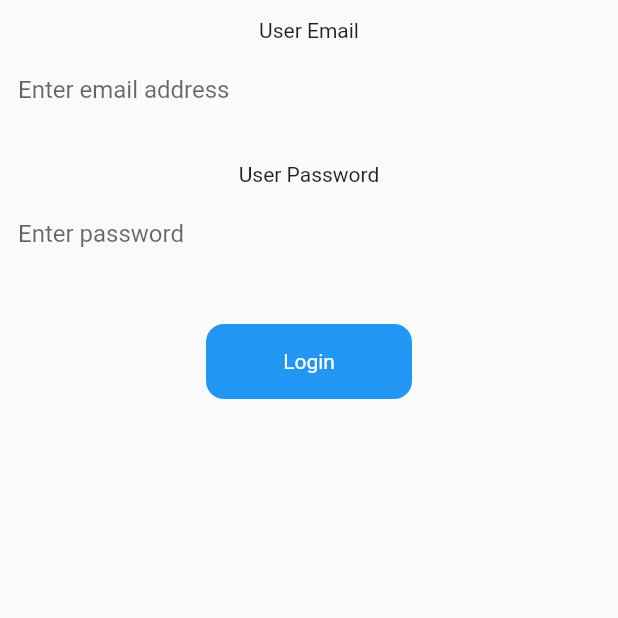
After one commit to yusufrizalh/flutter-rsudpm, a Flutter app: the LoginPage screen opened directly, after a tap on "Login", on a phone screen of 412 x 824 dp, the top half of it. The commit adds this screen. Run offline on Flutter 3.47's test engine with Material 3 defaults, Android fonts, the phone set to English and light mode, and no system bars; our stand-ins replace shared_preferences, smooth_page_indicator; accounts and stored records are empty; network calls fail.

Commit message:
login check

```diff
--- a/lib/main.dart
+++ b/lib/main.dart
@@ -4,6 +4,7 @@ import 'package:simple_flutter/pages/contacts.page.dart';
 import 'package:simple_flutter/pages/drawers/bookmarks.page.dart';
 import 'package:simple_flutter/pages/drawers/files.page.dart';
 import 'package:simple_flutter/pages/drawers/home.page.dart';
+import 'package:simple_flutter/pages/drawers/login.page.dart';
 import 'package:simple_flutter/pages/drawers/shared.page.dart';
 import 'package:simple_flutter/pages/drawers/trash.page.dart';
 import 'package:simple_flutter/pages/gallery.page.dart';
@@ -23,18 +24,18 @@ class MyApp extends StatefulWidget {
 }
 
 MaterialColor myCustomColor = MaterialColor(
-  const Color.fromRGBO(0,0,128, 1).value,
+  const Color.fromRGBO(0, 0, 128, 1).value,
   const <int, Color>{
-    50: Color.fromRGBO(0,0,128, 0.1),
-    100: Color.fromRGBO(0,0,128, 0.2),
-    200: Color.fromRGBO(0,0,128, 0.3),
-    300: Color.fromRGBO(0,0,128, 0.4),
-    400: Color.fromRGBO(0,0,128, 0.5),
-    500: Color.fromRGBO(0,0,128, 0.6),
-    600: Color.fromRGBO(0,0,128, 0.7),
-    700: Color.fromRGBO(0,0,128, 0.8),
-    800: Color.fromRGBO(0,0,128, 0.9),
-    900: Color.fromRGBO(0,0,128, 1),
+    50: Color.fromRGBO(0, 0, 128, 0.1),
+    100: Color.fromRGBO(0, 0, 128, 0.2),
+    200: Color.fromRGBO(0, 0, 128, 0.3),
+    300: Color.fromRGBO(0, 0, 128, 0.4),
+    400: Color.fromRGBO(0, 0, 128, 0.5),
+    500: Color.fromRGBO(0, 0, 128, 0.6),
+    600: Color.fromRGBO(0, 0, 128, 0.7),
+    700: Color.fromRGBO(0, 0, 128, 0.8),
+    800: Color.fromRGBO(0, 0, 128, 0.9),
+    900: Color.fromRGBO(0, 0, 128, 1),
   },
 );
 
@@ -69,6 +70,8 @@ class _FirstClassState extends State<FirstClass> {
     Expanded(child: SharedPage()),
     Expanded(child: BookmarksPage()),
     Expanded(child: TrashPage()),
+    Expanded(child: Text('Register')),
+    Expanded(child: LoginPage()),
   ];
 
   //* drawer menu first time opened
@@ -88,13 +91,13 @@ class _FirstClassState extends State<FirstClass> {
     var myBackground = Color(int.parse("0xff${'cccccc'}"));
     var myTextStyle = const TextStyle(
       color: Colors.white,
-      fontSize: 18,
-      fontWeight: FontWeight.bold,
+      fontSize: 16,
+      fontWeight: FontWeight.w600,
     );
 
     return Scaffold(
       drawer: Drawer(
-        width: MediaQuery.of(context).size.width * 0.95,
+        width: MediaQuery.of(context).size.width * 0.85,
         backgroundColor: myBackground,
         child: ListView(
           padding: const EdgeInsets.all(0),
@@ -195,7 +198,7 @@ class _FirstClassState extends State<FirstClass> {
                   title: const Text('Register'),
                   selected: selectedDrawerIndex == 5,
                   onTap: () {
-                    // redirect to register page
+                    // redirect to trash page
                     onChangeDrawerMenu(5);
                     Navigator.of(context).pop();
                   },
@@ -205,7 +208,7 @@ class _FirstClassState extends State<FirstClass> {
                   title: const Text('Login'),
                   selected: selectedDrawerIndex == 6,
                   onTap: () {
-                    // redirect to login page
+                    // redirect to trash page
                     onChangeDrawerMenu(6);
                     Navigator.of(context).pop();
                   },
--- /dev/null
+++ b/lib/pages/dashboard/dashboard.page.dart
@@ -0,0 +1,28 @@
+import 'package:flutter/material.dart';
+
+class DashboardPage extends StatefulWidget {
+  const DashboardPage({super.key});
+
+  @override
+  State<DashboardPage> createState() => _DashboardPageState();
+}
+
+class _DashboardPageState extends State<DashboardPage> {
+  @override
+  Widget build(BuildContext context) {
+    return Scaffold(
+      appBar: AppBar(
+        title: const Text('Dashboard'),
+        centerTitle: false,
+      ),
+      body: const Center(
+        child: Column(
+          mainAxisAlignment: MainAxisAlignment.center,
+          children: [
+            Text('This is dashboard page.'),
+          ],
+        ),
+      ),
+    );
+  }
+}
--- /dev/null
+++ b/lib/pages/drawers/login.page.dart
@@ -0,0 +1,125 @@
+import 'package:flutter/material.dart';
+import 'package:http/http.dart' as http;
+import 'dart:convert' as converter;
+import 'package:shared_preferences/shared_preferences.dart';
+import 'package:simple_flutter/pages/dashboard/dashboard.page.dart';
+
+class LoginPage extends StatefulWidget {
+  const LoginPage({super.key});
+
+  @override
+  State<LoginPage> createState() => _LoginPageState();
+}
+
+class _LoginPageState extends State<LoginPage> {
+  String userName = "";
+  String userEmail = "";
+  String userPhone = "";
+  String userAddress = "";
+  String userImage = "";
+
+  //* identity for TextField
+  final TextEditingController userEmailCtrl = TextEditingController();
+  final TextEditingController userPasswordCtrl = TextEditingController();
+
+  //* URL of REST API
+  final String apiUrl = "http://192.168.1.12/flutter-api/users/";
+
+  //* method for login check
+  void loginCheck() async {
+    // SharedPreferences.setMockInitialValues({});
+    final prefs = await SharedPreferences.getInstance();
+    var params =
+        "signin.php?user_email=${userEmailCtrl.text}&user_password=${userPasswordCtrl.text}";
+
+    try {
+      var resp = await http.get(Uri.parse(apiUrl + params));
+      if (resp.statusCode == 200) {
+        var respConvert = converter.json.decode(resp.body);
+        if (respConvert["status"] == "OK") {
+          prefs.setBool("login", true);
+          setState(() {
+            userName = respConvert["data"][0]["user_name"].toString();
+            userEmail = respConvert["data"][0]["user_email"].toString();
+            userPhone = respConvert["data"][0]["user_phone"].toString();
+            userAddress = respConvert["data"][0]["user_address"].toString();
+            userImage = respConvert["data"][0]["image_path"].toString();
+          });
+          debugPrint('RESPONSE: $userName');
+
+          //* redirect to dashboard page
+          Navigator.pushReplacement(
+              context,
+              MaterialPageRoute(
+                builder: (context) => const DashboardPage(),
+              ));
+        } else {
+          debugPrint('RESPONSE: ${respConvert["message"]}');
+        }
+      }
+    } catch (e) {
+      debugPrint('ERROR: $e');
+    }
+  }
+
+  @override
+  Widget build(BuildContext context) {
+    return Scaffold(
+      body: Column(
+        children: [
+          Container(
+            margin: const EdgeInsets.all(12),
+            child: Column(
+              children: [
+                const Text('User Email'),
+                const Padding(padding: EdgeInsets.only(bottom: 8)),
+                TextField(
+                  controller: userEmailCtrl,
+                  decoration: InputDecoration(
+                    hintText: 'Enter email address',
+                    border: InputBorder.none,
+                    fillColor: Colors.grey.shade200,
+                  ),
+                ),
+              ],
+            ),
+          ),
+          Container(
+            margin: const EdgeInsets.all(12),
+            child: Column(
+              children: [
+                const Text('User Password'),
+                const Padding(padding: EdgeInsets.only(bottom: 8)),
+                TextField(
+                  controller: userPasswordCtrl,
+                  decoration: InputDecoration(
+                    hintText: 'Enter password',
+                    border: InputBorder.none,
+                    fillColor: Colors.grey.shade200,
+                  ),
+                ),
+              ],
+            ),
+          ),
+          const Padding(padding: EdgeInsets.only(top: 24)),
+          GestureDetector(
+            onTap: loginCheck,
+            child: Container(
+              alignment: Alignment.center,
+              height: 50,
+              width: MediaQuery.of(context).size.width / 3,
+              decoration: BoxDecoration(
+                color: Colors.blue,
+                borderRadius: BorderRadius.circular(12),
+              ),
+              child: const Text(
+                'Login',
+                style: TextStyle(color: Colors.white),
+              ),
+            ),
+          ),
+        ],
+      ),
+    );
+  }
+}
--- a/pubspec.yaml
+++ b/pubspec.yaml
@@ -9,6 +9,8 @@ environment:
 dependencies:
   flutter:
     sdk: flutter
+  http: ^1.2.2
+  shared_preferences: ^2.3.2
   smooth_page_indicator: ^1.2.0+3
 
 dev_dependencies:
```
Also changed, not shown: pubspec.lock, 1 other file.
